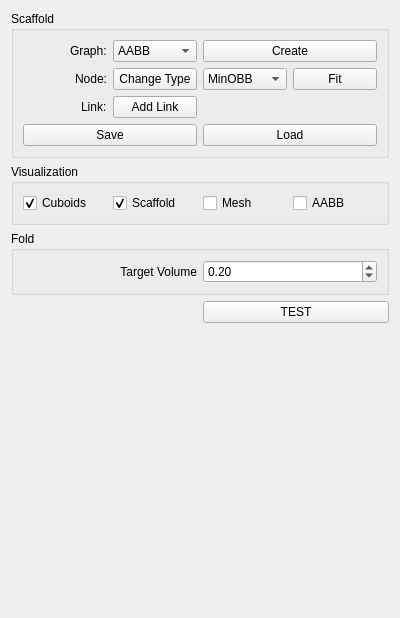
Qt form FoldPlugin/FdWidget.ui (letienhung/fold-hcc) before a commit.
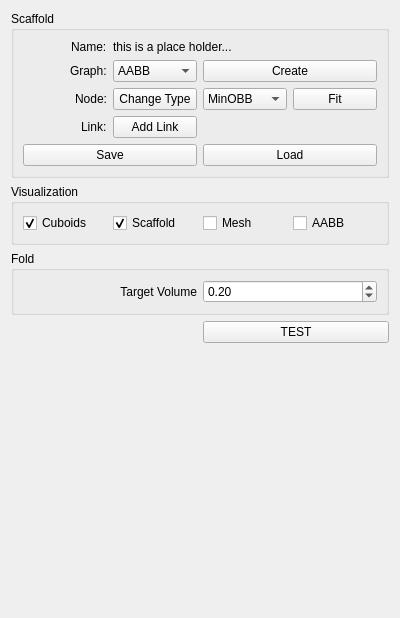
The same form after that commit.

```diff
--- a/FoldPlugin/FdWidget.ui
+++ b/FoldPlugin/FdWidget.ui
@@ -78,7 +78,14 @@
       <string>Scaffold</string>
      </property>
      <layout class="QGridLayout" name="gridLayout_2">
-      <item row="1" column="3">
+      <item row="2" column="1" alignment="Qt::AlignRight">
+       <widget class="QLabel" name="label">
+        <property name="text">
+         <string>Node:</string>
+        </property>
+       </widget>
+      </item>
+      <item row="2" column="3">
        <widget class="QComboBox" name="fitMethod">
         <property name="editable">
          <bool>false</bool>
@@ -95,42 +102,42 @@
         </item>
        </widget>
       </item>
-      <item row="2" column="2">
+      <item row="3" column="2">
        <widget class="QPushButton" name="addLink">
         <property name="text">
          <string>Add Link</string>
         </property>
        </widget>
       </item>
-      <item row="1" column="4">
+      <item row="2" column="4">
        <widget class="QPushButton" name="fitCuboid">
         <property name="text">
          <string>Fit</string>
         </property>
        </widget>
       </item>
-      <item row="1" column="2">
+      <item row="2" column="2">
        <widget class="QPushButton" name="changeCuboidType">
         <property name="text">
          <string>Change Type</string>
         </property>
        </widget>
       </item>
-      <item row="3" column="3" colspan="2">
+      <item row="4" column="3" colspan="2">
        <widget class="QPushButton" name="loadScaffold">
         <property name="text">
          <string>Load</string>
         </property>
        </widget>
       </item>
-      <item row="3" column="1" colspan="2">
+      <item row="4" column="1" colspan="2">
        <widget class="QPushButton" name="saveScaffold">
         <property name="text">
          <string>Save</string>
         </property>
        </widget>
       </item>
-      <item row="2" column="1" alignment="Qt::AlignRight">
+      <item row="3" column="1" alignment="Qt::AlignRight">
        <widget class="QLabel" name="label_3">
         <property name="text">
          <string>Link:</string>
@@ -138,27 +145,20 @@
        </widget>
       </item>
       <item row="1" column="1" alignment="Qt::AlignRight">
-       <widget class="QLabel" name="label">
-        <property name="text">
-         <string>Node:</string>
-        </property>
-       </widget>
-      </item>
-      <item row="0" column="1" alignment="Qt::AlignRight">
        <widget class="QLabel" name="label_2">
         <property name="text">
          <string>Graph:</string>
         </property>
        </widget>
       </item>
-      <item row="0" column="3" colspan="2">
+      <item row="1" column="3" colspan="2">
        <widget class="QPushButton" name="createScaffold">
         <property name="text">
          <string>Create</string>
         </property>
        </widget>
       </item>
-      <item row="0" column="2">
+      <item row="1" column="2">
        <widget class="QComboBox" name="createMethod">
         <item>
          <property name="text">
@@ -172,6 +172,20 @@
         </item>
        </widget>
       </item>
+      <item row="0" column="1" alignment="Qt::AlignRight">
+       <widget class="QLabel" name="label_4">
+        <property name="text">
+         <string>Name:</string>
+        </property>
+       </widget>
+      </item>
+      <item row="0" column="2" colspan="3">
+       <widget class="QLabel" name="fdName">
+        <property name="text">
+         <string>this is a place holder...</string>
+        </property>
+       </widget>
+      </item>
      </layout>
     </widget>
    </item>
```
